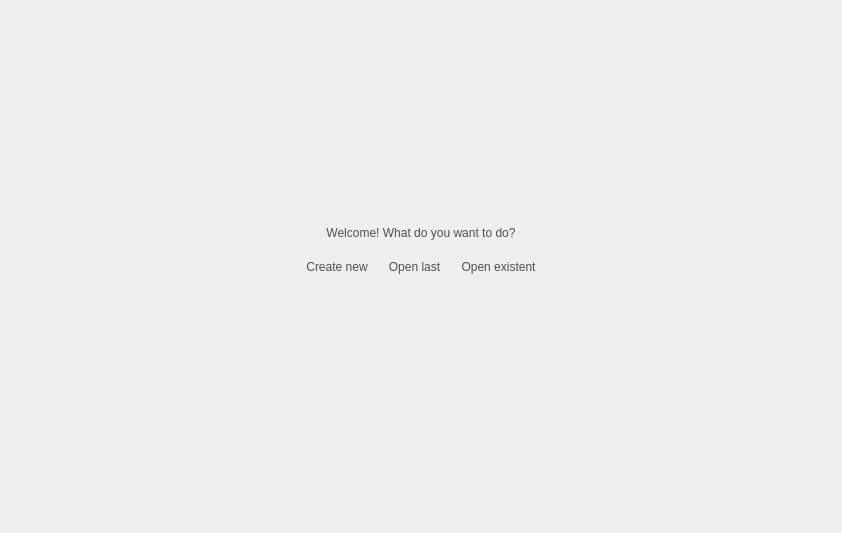
The window that src/chatbot/front-end/welcomewidget.ui (lvklabs/chatbot) describes before a commit, drawn with Qt 5.
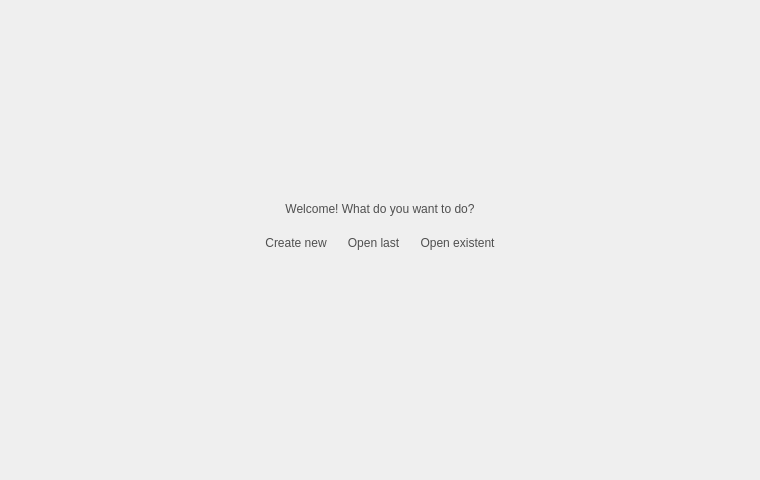
The same window after the commit. Icons and pictures are not drawn.

Commit message: Reduced size of WelcomeWidget and its background

Diff of the .ui file:
```diff
--- a/src/chatbot/front-end/welcomewidget.ui
+++ b/src/chatbot/front-end/welcomewidget.ui
@@ -9,20 +9,20 @@
    <rect>
     <x>0</x>
     <y>0</y>
-    <width>842</width>
-    <height>533</height>
+    <width>760</width>
+    <height>480</height>
    </rect>
   </property>
   <property name="minimumSize">
    <size>
-    <width>842</width>
-    <height>533</height>
+    <width>760</width>
+    <height>480</height>
    </size>
   </property>
   <property name="maximumSize">
    <size>
-    <width>842</width>
-    <height>533</height>
+    <width>760</width>
+    <height>480</height>
    </size>
   </property>
   <property name="contextMenuPolicy">
@@ -140,23 +140,7 @@
            <property name="sizeHint" stdset="0">
             <size>
              <width>26</width>
-             <height>226</height>
-            </size>
-           </property>
-          </spacer>
-         </item>
-         <item row="5" column="0" colspan="5">
-          <spacer name="spacerBottomFixed">
-           <property name="orientation">
-            <enum>Qt::Vertical</enum>
-           </property>
-           <property name="sizeType">
-            <enum>QSizePolicy::Fixed</enum>
-           </property>
-           <property name="sizeHint" stdset="0">
-            <size>
-             <width>20</width>
-             <height>40</height>
+             <height>202</height>
             </size>
            </property>
           </spacer>
```
The commit also changes 2 other files.
